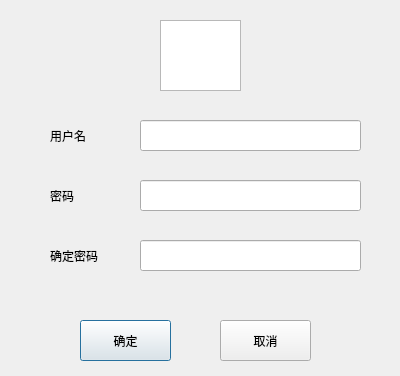
Before: the Qt Designer form Clinet/yuanLiTalk/register.ui in StarGazerUmaLuvBai/YuanLiTalk-Clinet, drawn with Qt 5.
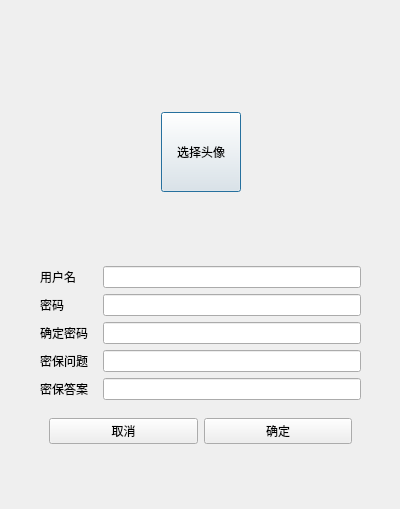
After: the same form once the commit is applied.

Commit message: modified:   Clinet/yuanLiTalk/filestorage.cpp 	modified:   Clinet/yuanLiTalk/filestorage.h 	modified:   Clinet/yuanLiTalk/mainwindow.cpp 	modified:   Clinet/yuanLiTalk/register.cpp 	modified:   Clinet/yuanLiTalk/register.h 	modified:   Clinet/yuanLiTalk/register.ui 	modified:   Clinet/yuanLiTalk/yuanLiTalk.pro.user

The edit to the form file:
```diff
--- a/Clinet/yuanLiTalk/register.ui
+++ b/Clinet/yuanLiTalk/register.ui
@@ -7,122 +7,179 @@
     <x>0</x>
     <y>0</y>
     <width>400</width>
-    <height>376</height>
+    <height>509</height>
    </rect>
   </property>
   <property name="windowTitle">
    <string>Dialog</string>
   </property>
-  <widget class="QPushButton" name="pushButton">
+  <widget class="QWidget" name="widget_2" native="true">
    <property name="geometry">
     <rect>
-     <x>80</x>
-     <y>320</y>
-     <width>91</width>
-     <height>41</height>
+     <x>40</x>
+     <y>45</y>
+     <width>321</width>
+     <height>411</height>
     </rect>
    </property>
-   <property name="text">
-    <string>确定</string>
-   </property>
-  </widget>
-  <widget class="QPushButton" name="pushButton_2">
-   <property name="geometry">
-    <rect>
-     <x>220</x>
-     <y>320</y>
-     <width>91</width>
-     <height>41</height>
-    </rect>
-   </property>
-   <property name="text">
-    <string>取消</string>
-   </property>
-  </widget>
-  <widget class="QLineEdit" name="lineEdit">
-   <property name="geometry">
-    <rect>
-     <x>140</x>
-     <y>120</y>
-     <width>221</width>
-     <height>31</height>
-    </rect>
-   </property>
-  </widget>
-  <widget class="QLineEdit" name="lineEdit_2">
-   <property name="geometry">
-    <rect>
-     <x>140</x>
-     <y>180</y>
-     <width>221</width>
-     <height>31</height>
-    </rect>
-   </property>
-   <property name="echoMode">
-    <enum>QLineEdit::Password</enum>
-   </property>
-  </widget>
-  <widget class="QLineEdit" name="lineEdit_3">
-   <property name="geometry">
-    <rect>
-     <x>140</x>
-     <y>240</y>
-     <width>221</width>
-     <height>31</height>
-    </rect>
-   </property>
-   <property name="echoMode">
-    <enum>QLineEdit::Password</enum>
-   </property>
-  </widget>
-  <widget class="QLabel" name="label">
-   <property name="geometry">
-    <rect>
-     <x>50</x>
-     <y>130</y>
-     <width>54</width>
-     <height>12</height>
-    </rect>
-   </property>
-   <property name="text">
-    <string>用户名</string>
-   </property>
-  </widget>
-  <widget class="QLabel" name="label_2">
-   <property name="geometry">
-    <rect>
-     <x>50</x>
-     <y>190</y>
-     <width>54</width>
-     <height>12</height>
-    </rect>
-   </property>
-   <property name="text">
-    <string>密码</string>
-   </property>
-  </widget>
-  <widget class="QLabel" name="label_3">
-   <property name="geometry">
-    <rect>
-     <x>50</x>
-     <y>250</y>
-     <width>54</width>
-     <height>12</height>
-    </rect>
-   </property>
-   <property name="text">
-    <string>确定密码</string>
-   </property>
-  </widget>
-  <widget class="QListWidget" name="listWidget">
-   <property name="geometry">
-    <rect>
-     <x>160</x>
-     <y>20</y>
-     <width>81</width>
-     <height>71</height>
-    </rect>
-   </property>
+   <layout class="QVBoxLayout" name="verticalLayout">
+    <item>
+     <widget class="QWidget" name="widget_3" native="true">
+      <layout class="QHBoxLayout" name="horizontalLayout_2">
+       <item>
+        <spacer name="horizontalSpacer">
+         <property name="orientation">
+          <enum>Qt::Horizontal</enum>
+         </property>
+         <property name="sizeHint" stdset="0">
+          <size>
+           <width>94</width>
+           <height>22</height>
+          </size>
+         </property>
+        </spacer>
+       </item>
+       <item>
+        <widget class="QPushButton" name="profilephoto_btn">
+         <property name="minimumSize">
+          <size>
+           <width>80</width>
+           <height>80</height>
+          </size>
+         </property>
+         <property name="maximumSize">
+          <size>
+           <width>80</width>
+           <height>80</height>
+          </size>
+         </property>
+         <property name="text">
+          <string>选择头像</string>
+         </property>
+        </widget>
+       </item>
+       <item>
+        <spacer name="horizontalSpacer_2">
+         <property name="orientation">
+          <enum>Qt::Horizontal</enum>
+         </property>
+         <property name="sizeHint" stdset="0">
+          <size>
+           <width>93</width>
+           <height>20</height>
+          </size>
+         </property>
+        </spacer>
+       </item>
+      </layout>
+     </widget>
+    </item>
+    <item>
+     <layout class="QGridLayout" name="gridLayout">
+      <property name="horizontalSpacing">
+       <number>15</number>
+      </property>
+      <property name="verticalSpacing">
+       <number>6</number>
+      </property>
+      <item row="0" column="0">
+       <widget class="QLabel" name="label">
+        <property name="font">
+         <font>
+          <pointsize>9</pointsize>
+         </font>
+        </property>
+        <property name="text">
+         <string>用户名</string>
+        </property>
+       </widget>
+      </item>
+      <item row="0" column="1">
+       <widget class="QLineEdit" name="username"/>
+      </item>
+      <item row="1" column="0">
+       <widget class="QLabel" name="label_2">
+        <property name="text">
+         <string>密码</string>
+        </property>
+       </widget>
+      </item>
+      <item row="1" column="1">
+       <widget class="QLineEdit" name="password">
+        <property name="echoMode">
+         <enum>QLineEdit::Password</enum>
+        </property>
+       </widget>
+      </item>
+      <item row="2" column="0">
+       <widget class="QLabel" name="label_3">
+        <property name="text">
+         <string>确定密码</string>
+        </property>
+       </widget>
+      </item>
+      <item row="2" column="1">
+       <widget class="QLineEdit" name="password_ensure">
+        <property name="echoMode">
+         <enum>QLineEdit::Password</enum>
+        </property>
+       </widget>
+      </item>
+      <item row="3" column="0">
+       <widget class="QLabel" name="label_4">
+        <property name="text">
+         <string>密保问题</string>
+        </property>
+       </widget>
+      </item>
+      <item row="3" column="1">
+       <widget class="QLineEdit" name="mibao"/>
+      </item>
+      <item row="4" column="0">
+       <widget class="QLabel" name="label_5">
+        <property name="text">
+         <string>密保答案</string>
+        </property>
+       </widget>
+      </item>
+      <item row="4" column="1">
+       <widget class="QLineEdit" name="mibao_answer"/>
+      </item>
+     </layout>
+    </item>
+    <item>
+     <widget class="QWidget" name="widget_4" native="true">
+      <property name="sizePolicy">
+       <sizepolicy hsizetype="Preferred" vsizetype="Minimum">
+        <horstretch>0</horstretch>
+        <verstretch>0</verstretch>
+       </sizepolicy>
+      </property>
+      <property name="maximumSize">
+       <size>
+        <width>16777215</width>
+        <height>50</height>
+       </size>
+      </property>
+      <layout class="QHBoxLayout" name="horizontalLayout_3">
+       <item>
+        <widget class="QPushButton" name="pushButton_2">
+         <property name="text">
+          <string>取消</string>
+         </property>
+        </widget>
+       </item>
+       <item>
+        <widget class="QPushButton" name="pushButton">
+         <property name="text">
+          <string>确定</string>
+         </property>
+        </widget>
+       </item>
+      </layout>
+     </widget>
+    </item>
+   </layout>
   </widget>
  </widget>
  <resources/>
```
The commit also changes 6 other files.
